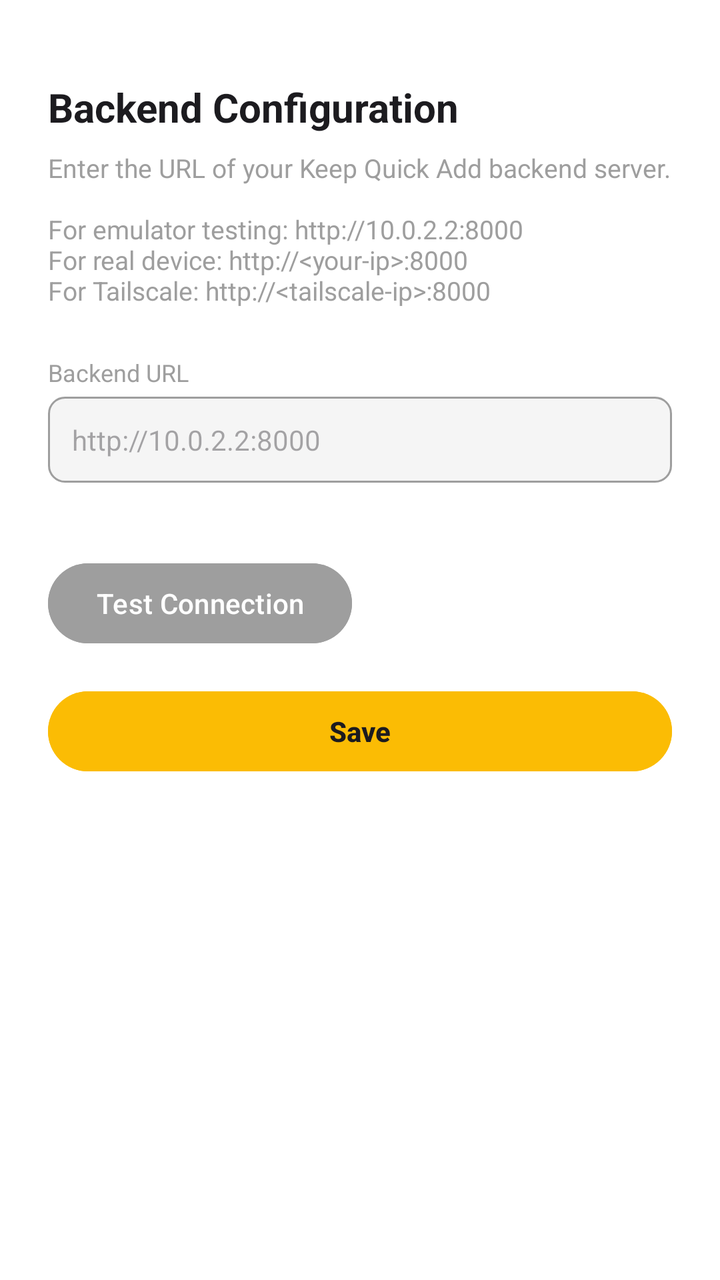
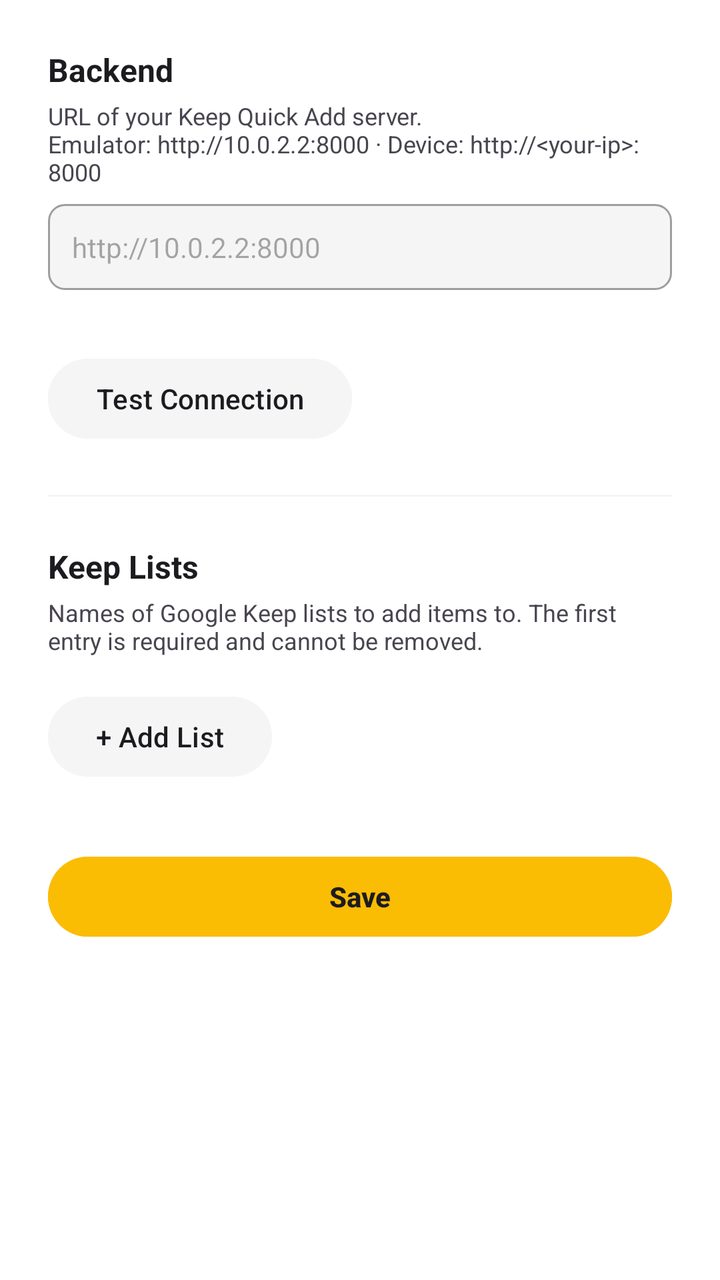

Before-and-after screenshots of an Android layout around one commit, followed by the original layout XML and the change that was made.
<!-- AndroidManifest.xml: application theme Theme.KeepQuickAdd -->
<!-- res/layout/activity_settings.xml -->
<?xml version="1.0" encoding="utf-8"?>
<androidx.constraintlayout.widget.ConstraintLayout xmlns:android="http://schemas.android.com/apk/res/android"
    xmlns:app="http://schemas.android.com/apk/res-auto"
    android:layout_width="match_parent"
    android:layout_height="match_parent"
    android:padding="24dp"
    android:background="@color/surface">

    <TextView
        android:id="@+id/tvSettingsTitle"
        android:layout_width="wrap_content"
        android:layout_height="wrap_content"
        android:layout_marginTop="16dp"
        android:text="Backend Configuration"
        android:textSize="20sp"
        android:textStyle="bold"
        android:textColor="@color/on_surface"
        app:layout_constraintStart_toStartOf="parent"
        app:layout_constraintTop_toTopOf="parent" />

    <TextView
        android:id="@+id/tvSettingsDesc"
        android:layout_width="match_parent"
        android:layout_height="wrap_content"
        android:layout_marginTop="8dp"
        android:text="Enter the URL of your Keep Quick Add backend server.\n\nFor emulator testing: http://10.0.2.2:8000\nFor real device: http://&lt;your-ip&gt;:8000\nFor Tailscale: http://&lt;tailscale-ip&gt;:8000"
        android:textSize="13sp"
        android:textColor="@color/gray"
        app:layout_constraintStart_toStartOf="parent"
        app:layout_constraintTop_toBottomOf="@id/tvSettingsTitle" />

    <TextView
        android:id="@+id/tvUrlLabel"
        android:layout_width="wrap_content"
        android:layout_height="wrap_content"
        android:layout_marginTop="24dp"
        android:text="Backend URL"
        android:textSize="12sp"
        android:textColor="@color/gray"
        app:layout_constraintStart_toStartOf="parent"
        app:layout_constraintTop_toBottomOf="@id/tvSettingsDesc" />

    <EditText
        android:id="@+id/etBackendUrl"
        android:layout_width="match_parent"
        android:layout_height="wrap_content"
        android:layout_marginTop="4dp"
        android:background="@drawable/edittext_background"
        android:hint="http://10.0.2.2:8000"
        android:inputType="textUri"
        android:padding="12dp"
        android:textSize="14sp"
        android:singleLine="true"
        app:layout_constraintStart_toStartOf="parent"
        app:layout_constraintTop_toBottomOf="@id/tvUrlLabel" />

    <TextView
        android:id="@+id/tvConnectionStatus"
        android:layout_width="wrap_content"
        android:layout_height="wrap_content"
        android:layout_marginTop="8dp"
        android:textSize="12sp"
        android:textColor="@color/gray"
        app:layout_constraintStart_toStartOf="parent"
        app:layout_constraintTop_toBottomOf="@id/etBackendUrl" />

    <Button
        android:id="@+id/btnTestConnection"
        android:layout_width="wrap_content"
        android:layout_height="wrap_content"
        android:layout_marginTop="12dp"
        android:text="Test Connection"
        android:backgroundTint="@color/gray"
        android:textColor="@color/white"
        app:layout_constraintStart_toStartOf="parent"
        app:layout_constraintTop_toBottomOf="@id/tvConnectionStatus" />

    <Button
        android:id="@+id/btnSaveUrl"
        android:layout_width="match_parent"
        android:layout_height="wrap_content"
        android:layout_marginTop="16dp"
        android:text="Save"
        android:backgroundTint="@color/primary"
        android:textColor="@color/on_surface"
        android:textStyle="bold"
        app:layout_constraintStart_toStartOf="parent"
        app:layout_constraintTop_toBottomOf="@id/btnTestConnection" />

</androidx.constraintlayout.widget.ConstraintLayout>
<!-- resources referenced by this layout -->
<resources>
  <color name="gray">#9E9E9E</color>
  <color name="on_surface">#1C1B1F</color>
  <color name="primary">#FBBC04</color>
  <color name="surface">#FFFFFF</color>
  <color name="white">#FFFFFF</color>
  <!-- drawable edittext_background (drawable) -->
  <?xml version="1.0" encoding="utf-8"?>
  <shape xmlns:android="http://schemas.android.com/apk/res/android"
      android:shape="rectangle">
      <solid android:color="@color/surface_variant" />
      <corners android:radius="8dp" />
      <stroke
          android:width="1dp"
          android:color="@color/gray" />
  </shape>
  <style name="Theme.KeepQuickAdd" parent="Theme.Material3.DayNight.NoActionBar">
          <item name="colorPrimary">@color/primary</item>
          <item name="colorPrimaryContainer">@color/primary_light</item>
          <item name="colorOnPrimary">@color/black</item>
          <item name="android:windowBackground">@color/surface</item>
          <item name="android:textColorPrimary">@color/on_surface</item>
          <item name="android:textColorSecondary">@color/on_surface_secondary</item>
      </style>
  <color name="surface_variant">#F5F5F5</color>
  <color name="primary_light">#FFF3CD</color>
  <color name="black">#000000</color>
  <color name="on_surface_secondary">#49454F</color>
</resources>

<!-- the commit's change to res/layout/activity_settings.xml (unified diff, before → after) -->
@@ -1,90 +1,115 @@
 <?xml version="1.0" encoding="utf-8"?>
-<androidx.constraintlayout.widget.ConstraintLayout xmlns:android="http://schemas.android.com/apk/res/android"
+<ScrollView xmlns:android="http://schemas.android.com/apk/res/android"
     xmlns:app="http://schemas.android.com/apk/res-auto"
     android:layout_width="match_parent"
     android:layout_height="match_parent"
-    android:padding="24dp"
     android:background="@color/surface">
 
-    <TextView
-        android:id="@+id/tvSettingsTitle"
-        android:layout_width="wrap_content"
-        android:layout_height="wrap_content"
-        android:layout_marginTop="16dp"
-        android:text="Backend Configuration"
-        android:textSize="20sp"
-        android:textStyle="bold"
-        android:textColor="@color/on_surface"
-        app:layout_constraintStart_toStartOf="parent"
-        app:layout_constraintTop_toTopOf="parent" />
-
-    <TextView
-        android:id="@+id/tvSettingsDesc"
+    <LinearLayout
         android:layout_width="match_parent"
         android:layout_height="wrap_content"
-        android:layout_marginTop="8dp"
-        android:text="Enter the URL of your Keep Quick Add backend server.\n\nFor emulator testing: http://10.0.2.2:8000\nFor real device: http://&lt;your-ip&gt;:8000\nFor Tailscale: http://&lt;tailscale-ip&gt;:8000"
-        android:textSize="13sp"
-        android:textColor="@color/gray"
-        app:layout_constraintStart_toStartOf="parent"
-        app:layout_constraintTop_toBottomOf="@id/tvSettingsTitle" />
+        android:orientation="vertical"
+        android:padding="24dp">
 
-    <TextView
-        android:id="@+id/tvUrlLabel"
-        android:layout_width="wrap_content"
-        android:layout_height="wrap_content"
-        android:layout_marginTop="24dp"
-        android:text="Backend URL"
-        android:textSize="12sp"
-        android:textColor="@color/gray"
-        app:layout_constraintStart_toStartOf="parent"
-        app:layout_constraintTop_toBottomOf="@id/tvSettingsDesc" />
+        
+        <TextView
+            android:layout_width="wrap_content"
+            android:layout_height="wrap_content"
+            android:text="Backend"
+            android:textSize="16sp"
+            android:textStyle="bold"
+            android:textColor="@color/on_surface"
+            android:layout_marginBottom="4dp" />
 
-    <EditText
-        android:id="@+id/etBackendUrl"
-        android:layout_width="match_parent"
-        android:layout_height="wrap_content"
-        android:layout_marginTop="4dp"
-        android:background="@drawable/edittext_background"
-        android:hint="http://10.0.2.2:8000"
-        android:inputType="textUri"
-        android:padding="12dp"
-        android:textSize="14sp"
-        android:singleLine="true"
-        app:layout_constraintStart_toStartOf="parent"
-        app:layout_constraintTop_toBottomOf="@id/tvUrlLabel" />
+        <TextView
+            android:layout_width="match_parent"
+            android:layout_height="wrap_content"
+            android:text="URL of your Keep Quick Add server.\nEmulator: http://10.0.2.2:8000 · Device: http://&lt;your-ip&gt;:8000"
+            android:textSize="12sp"
+            android:textColor="@color/on_surface_secondary"
+            android:layout_marginBottom="8dp" />
 
-    <TextView
-        android:id="@+id/tvConnectionStatus"
-        android:layout_width="wrap_content"
-        android:layout_height="wrap_content"
-        android:layout_marginTop="8dp"
-        android:textSize="12sp"
-        android:textColor="@color/gray"
-        app:layout_constraintStart_toStartOf="parent"
-        app:layout_constraintTop_toBottomOf="@id/etBackendUrl" />
+        <EditText
+            android:id="@+id/etBackendUrl"
+            android:layout_width="match_parent"
+            android:layout_height="wrap_content"
+            android:background="@drawable/edittext_background"
+            android:hint="http://10.0.2.2:8000"
+            android:inputType="textUri"
+            android:padding="12dp"
+            android:textSize="14sp"
+            android:singleLine="true" />
 
-    <Button
-        android:id="@+id/btnTestConnection"
-        android:layout_width="wrap_content"
-        android:layout_height="wrap_content"
-        android:layout_marginTop="12dp"
-        android:text="Test Connection"
-        android:backgroundTint="@color/gray"
-        android:textColor="@color/white"
-        app:layout_constraintStart_toStartOf="parent"
-        app:layout_constraintTop_toBottomOf="@id/tvConnectionStatus" />
+        <TextView
+            android:id="@+id/tvConnectionStatus"
+            android:layout_width="wrap_content"
+            android:layout_height="wrap_content"
+            android:layout_marginTop="6dp"
+            android:textSize="12sp"
+            android:textColor="@color/on_surface_secondary" />
 
-    <Button
-        android:id="@+id/btnSaveUrl"
-        android:layout_width="match_parent"
-        android:layout_height="wrap_content"
-        android:layout_marginTop="16dp"
-        android:text="Save"
-        android:backgroundTint="@color/primary"
-        android:textColor="@color/on_surface"
-        android:textStyle="bold"
-        app:layout_constraintStart_toStartOf="parent"
-        app:layout_constraintTop_toBottomOf="@id/btnTestConnection" />
+        <Button
+            android:id="@+id/btnTestConnection"
+            android:layout_width="wrap_content"
+            android:layout_height="wrap_content"
+            android:layout_marginTop="8dp"
+            android:text="Test Connection"
+            android:backgroundTint="@color/surface_variant"
+            android:textColor="@color/on_surface" />
 
-</androidx.constraintlayout.widget.ConstraintLayout>
+        
+        <View
+            android:layout_width="match_parent"
+            android:layout_height="1dp"
+            android:background="@color/surface_variant"
+            android:layout_marginTop="24dp"
+            android:layout_marginBottom="24dp" />
+
+        
+        <TextView
+            android:layout_width="wrap_content"
+            android:layout_height="wrap_content"
+            android:text="Keep Lists"
+            android:textSize="16sp"
+            android:textStyle="bold"
+            android:textColor="@color/on_surface"
+            android:layout_marginBottom="4dp" />
+
+        <TextView
+            android:layout_width="match_parent"
+            android:layout_height="wrap_content"
+            android:text="Names of Google Keep lists to add items to. The first entry is required and cannot be removed."
+            android:textSize="12sp"
+            android:textColor="@color/on_surface_secondary"
+            android:layout_marginBottom="12dp" />
+
+        
+        <LinearLayout
+            android:id="@+id/listInputsContainer"
+            android:layout_width="match_parent"
+            android:layout_height="wrap_content"
+            android:orientation="vertical" />
+
+        <Button
+            android:id="@+id/btnAddList"
+            android:layout_width="wrap_content"
+            android:layout_height="wrap_content"
+            android:layout_marginTop="4dp"
+            android:text="+ Add List"
+            android:backgroundTint="@color/surface_variant"
+            android:textColor="@color/on_surface" />
+
+        
+        <Button
+            android:id="@+id/btnSaveUrl"
+            android:layout_width="match_parent"
+            android:layout_height="wrap_content"
+            android:layout_marginTop="32dp"
+            android:text="Save"
+            android:backgroundTint="@color/primary"
+            android:textColor="@color/on_surface"
+            android:textStyle="bold" />
+
+    </LinearLayout>
+
+</ScrollView>
<!-- resource entries referenced after the edit -->
@@ -4,7 +4,6 @@
   <color name="on_surface">#1C1B1F</color>
   <color name="primary">#FBBC04</color>
   <color name="surface">#FFFFFF</color>
-  <color name="white">#FFFFFF</color>
   <!-- drawable edittext_background (drawable) -->
   <?xml version="1.0" encoding="utf-8"?>
   <shape xmlns:android="http://schemas.android.com/apk/res/android"
